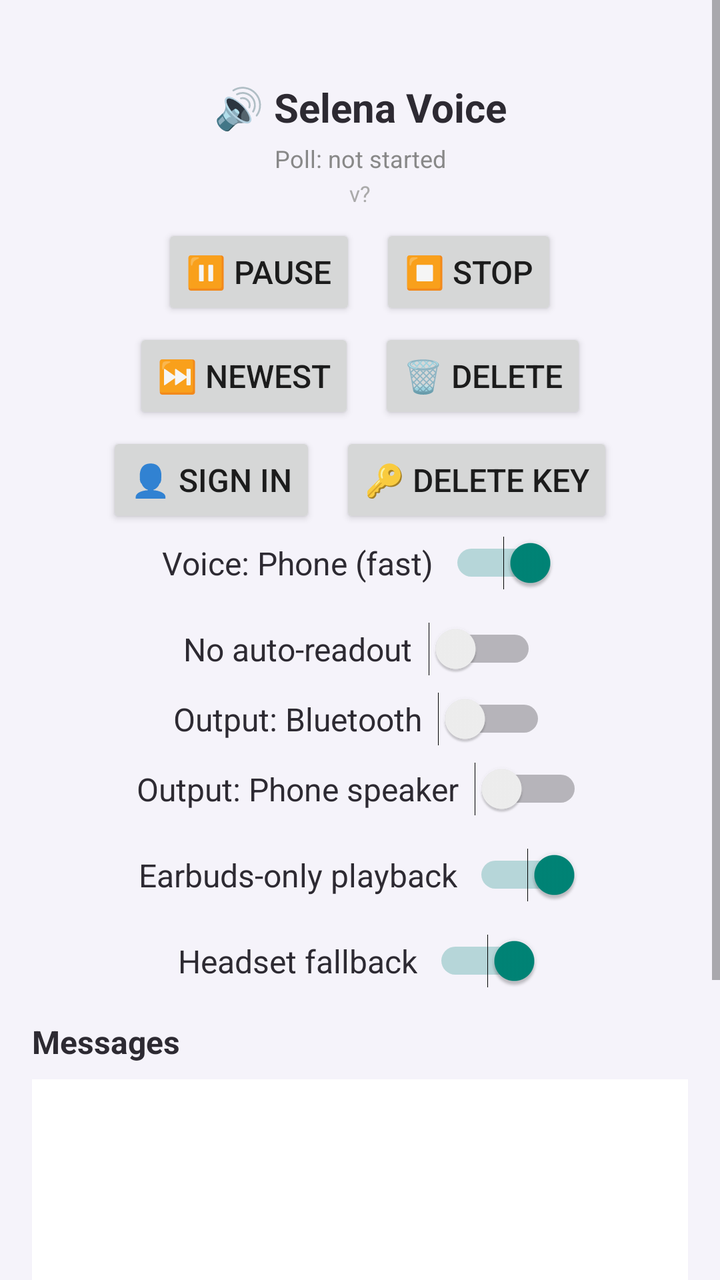
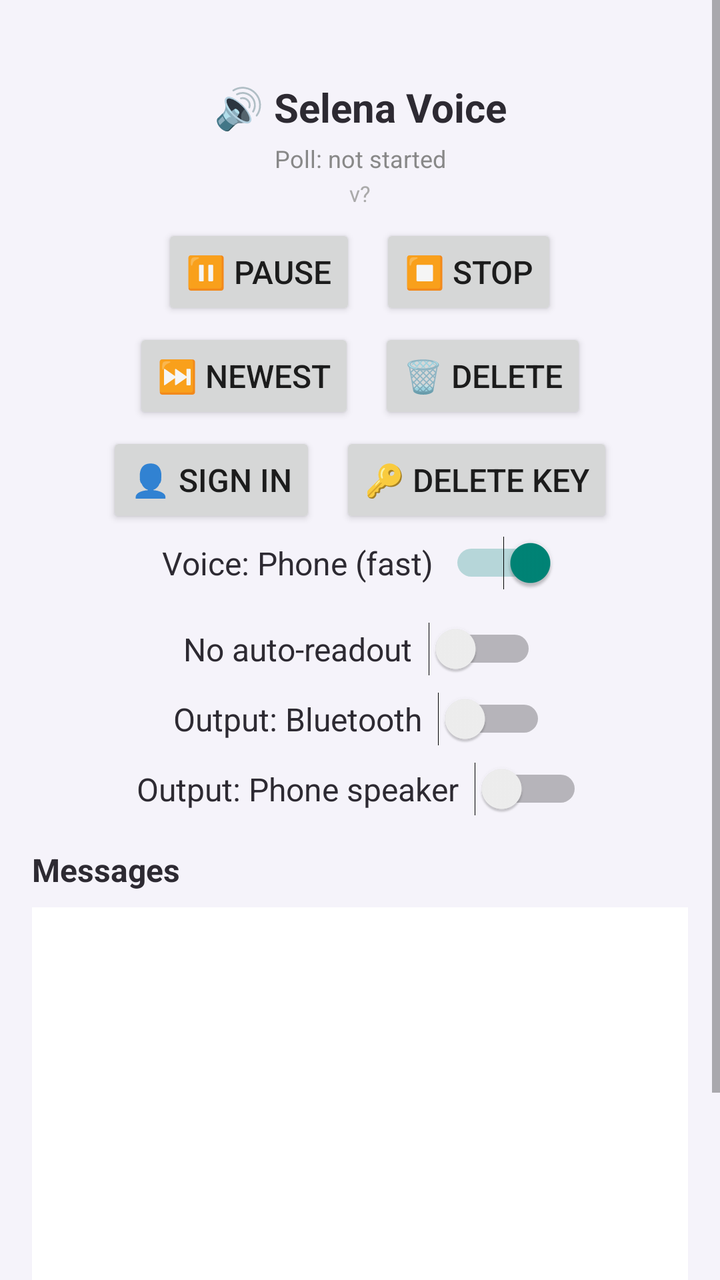

An Android layout rendered at two revisions. The XML below is the earlier revision; the diff shows what the commit changed to produce the second picture.
<!-- AndroidManifest.xml: application theme android:Theme.Material.Light.NoActionBar -->
<!-- res/layout/activity_main.xml -->
<?xml version="1.0" encoding="utf-8"?>
<ScrollView xmlns:android="http://schemas.android.com/apk/res/android"
    android:id="@+id/outerScroll"
    android:layout_width="match_parent"
    android:layout_height="match_parent"
    android:background="@color/selena_light"
    android:fillViewport="true">

<LinearLayout
    android:layout_width="match_parent"
    android:layout_height="wrap_content"
    android:orientation="vertical"
    android:padding="16dp">

    
    <TextView
        android:id="@+id/statusText"
        android:layout_width="match_parent"
        android:layout_height="wrap_content"
        android:text="🔊 Selena Voice"
        android:textSize="20sp"
        android:textStyle="bold"
        android:textColor="@color/selena_dark"
        android:gravity="center"
        android:paddingTop="24dp"
        android:paddingBottom="4dp" />

    
    <TextView
        android:id="@+id/pollStatusText"
        android:layout_width="match_parent"
        android:layout_height="wrap_content"
        android:text="Poll: not started"
        android:textSize="12sp"
        android:textColor="#888888"
        android:gravity="center"
        android:paddingBottom="2dp" />

    
    <TextView
        android:id="@+id/versionText"
        android:layout_width="match_parent"
        android:layout_height="wrap_content"
        android:text="v?"
        android:textSize="11sp"
        android:textColor="#AAAAAA"
        android:gravity="center"
        android:paddingBottom="8dp" />

    
    <Button
        android:id="@+id/updateBanner"
        android:layout_width="wrap_content"
        android:layout_height="wrap_content"
        android:layout_gravity="center"
        android:text="⬆️ Update available — tap to install"
        android:textSize="14sp"
        android:visibility="gone"
        android:backgroundTint="#2E7D32" />

    
    <LinearLayout
        android:layout_width="match_parent"
        android:layout_height="wrap_content"
        android:orientation="horizontal"
        android:gravity="center"
        android:paddingBottom="4dp">

        <Button
            android:id="@+id/pauseButton"
            android:layout_width="wrap_content"
            android:layout_height="wrap_content"
            android:text="⏸️ Pause"
            android:textSize="16sp"
            android:visibility="visible" />

        <Button
            android:id="@+id/stopButton"
            android:layout_width="wrap_content"
            android:layout_height="wrap_content"
            android:layout_marginStart="12dp"
            android:text="⏹️ Stop"
            android:textSize="16sp"
            android:visibility="visible" />
    </LinearLayout>

    <LinearLayout
        android:layout_width="match_parent"
        android:layout_height="wrap_content"
        android:orientation="horizontal"
        android:gravity="center"
        android:paddingBottom="4dp">

        <Button
            android:id="@+id/skipButton"
            android:layout_width="wrap_content"
            android:layout_height="wrap_content"
            android:text="⏭️ Newest"
            android:textSize="16sp"
            android:visibility="visible" />

        <Button
            android:id="@+id/deleteUnlockedButton"
            android:layout_width="wrap_content"
            android:layout_height="wrap_content"
            android:layout_marginStart="12dp"
            android:text="🗑️ Delete"
            android:textSize="16sp"
            android:visibility="visible" />
    </LinearLayout>

    
    <LinearLayout
        android:layout_width="match_parent"
        android:layout_height="wrap_content"
        android:orientation="horizontal"
        android:gravity="center"
        android:paddingBottom="4dp">

        <Button
            android:id="@+id/signInButton"
            android:layout_width="wrap_content"
            android:layout_height="wrap_content"
            android:text="👤 Sign in"
            android:textSize="16sp"
            android:visibility="visible" />

        <Button
            android:id="@+id/deleteKeyButton"
            android:layout_width="wrap_content"
            android:layout_height="wrap_content"
            android:layout_marginStart="12dp"
            android:text="🔑 Delete key"
            android:textSize="16sp"
            android:visibility="visible" />
    </LinearLayout>

    
    <LinearLayout
        android:layout_width="match_parent"
        android:layout_height="wrap_content"
        android:orientation="horizontal"
        android:gravity="center"
        android:paddingBottom="16dp">

        <TextView
            android:id="@+id/voiceModeLabel"
            android:layout_width="wrap_content"
            android:layout_height="wrap_content"
            android:text="Voice: Phone (fast)"
            android:textSize="16sp"
            android:textColor="@color/selena_dark"
            android:paddingEnd="8dp" />

        <Switch
            android:id="@+id/voiceModeSwitch"
            android:layout_width="wrap_content"
            android:layout_height="wrap_content"
            android:checked="true" />
    </LinearLayout>

    
    <LinearLayout
        android:layout_width="match_parent"
        android:layout_height="wrap_content"
        android:orientation="horizontal"
        android:gravity="center"
        android:paddingBottom="8dp">

        <TextView
            android:layout_width="wrap_content"
            android:layout_height="wrap_content"
            android:text="No auto-readout"
            android:textSize="16sp"
            android:textColor="@color/selena_dark"
            android:paddingEnd="8dp" />

        <Switch
            android:id="@+id/noReadoutSwitch"
            android:layout_width="wrap_content"
            android:layout_height="wrap_content"
            android:checked="false" />
    </LinearLayout>

    
    <LinearLayout
        android:layout_width="match_parent"
        android:layout_height="wrap_content"
        android:orientation="horizontal"
        android:gravity="center"
        android:paddingBottom="8dp">

        <TextView
            android:layout_width="wrap_content"
            android:layout_height="wrap_content"
            android:text="Output: Bluetooth"
            android:textSize="16sp"
            android:textColor="@color/selena_dark"
            android:paddingEnd="8dp" />

        <Switch
            android:id="@+id/btSwitch"
            android:layout_width="wrap_content"
            android:layout_height="wrap_content"
            android:checked="false" />
    </LinearLayout>

    <LinearLayout
        android:layout_width="match_parent"
        android:layout_height="wrap_content"
        android:orientation="horizontal"
        android:gravity="center"
        android:paddingBottom="16dp">

        <TextView
            android:layout_width="wrap_content"
            android:layout_height="wrap_content"
            android:text="Output: Phone speaker"
            android:textSize="16sp"
            android:textColor="@color/selena_dark"
            android:paddingEnd="8dp" />

        <Switch
            android:id="@+id/spkSwitch"
            android:layout_width="wrap_content"
            android:layout_height="wrap_content"
            android:checked="false" />
    </LinearLayout>

    
    <LinearLayout
        android:layout_width="match_parent"
        android:layout_height="wrap_content"
        android:orientation="horizontal"
        android:gravity="center"
        android:paddingBottom="16dp">

        <TextView
            android:layout_width="wrap_content"
            android:layout_height="wrap_content"
            android:text="Earbuds-only playback"
            android:textSize="16sp"
            android:textColor="@color/selena_dark"
            android:paddingEnd="8dp" />

        <Switch
            android:id="@+id/earbudsOnlySwitch"
            android:layout_width="wrap_content"
            android:layout_height="wrap_content"
            android:checked="true" />
    </LinearLayout>

    
    <LinearLayout
        android:layout_width="match_parent"
        android:layout_height="wrap_content"
        android:orientation="horizontal"
        android:gravity="center"
        android:paddingBottom="16dp">

        <TextView
            android:layout_width="wrap_content"
            android:layout_height="wrap_content"
            android:text="Headset fallback"
            android:textSize="16sp"
            android:textColor="@color/selena_dark"
            android:paddingEnd="8dp" />

        <Switch
            android:id="@+id/headsetFallbackSwitch"
            android:layout_width="wrap_content"
            android:layout_height="wrap_content"
            android:checked="true" />
    </LinearLayout>

    
    <TextView
        android:layout_width="match_parent"
        android:layout_height="wrap_content"
        android:text="Messages"
        android:textSize="16sp"
        android:textStyle="bold"
        android:textColor="@color/selena_dark"
        android:paddingBottom="8dp" />

    
    <LinearLayout
        android:id="@+id/messageList"
        android:layout_width="match_parent"
        android:layout_height="wrap_content"
        android:minHeight="280dp"
        android:orientation="vertical"
        android:background="#FFFFFF"
        android:padding="12dp" />

</LinearLayout>
</ScrollView>
<!-- resources referenced by this layout -->
<resources>
  <color name="selena_dark">#2D2A32</color>
  <color name="selena_light">#F5F3FA</color>
</resources>

<!-- the commit's change to res/layout/activity_main.xml (unified diff, before → after) -->
@@ -228,52 +228,6 @@
     </LinearLayout>
 
     
-    <LinearLayout
-        android:layout_width="match_parent"
-        android:layout_height="wrap_content"
-        android:orientation="horizontal"
-        android:gravity="center"
-        android:paddingBottom="16dp">
-
-        <TextView
-            android:layout_width="wrap_content"
-            android:layout_height="wrap_content"
-            android:text="Earbuds-only playback"
-            android:textSize="16sp"
-            android:textColor="@color/selena_dark"
-            android:paddingEnd="8dp" />
-
-        <Switch
-            android:id="@+id/earbudsOnlySwitch"
-            android:layout_width="wrap_content"
-            android:layout_height="wrap_content"
-            android:checked="true" />
-    </LinearLayout>
-
-    
-    <LinearLayout
-        android:layout_width="match_parent"
-        android:layout_height="wrap_content"
-        android:orientation="horizontal"
-        android:gravity="center"
-        android:paddingBottom="16dp">
-
-        <TextView
-            android:layout_width="wrap_content"
-            android:layout_height="wrap_content"
-            android:text="Headset fallback"
-            android:textSize="16sp"
-            android:textColor="@color/selena_dark"
-            android:paddingEnd="8dp" />
-
-        <Switch
-            android:id="@+id/headsetFallbackSwitch"
-            android:layout_width="wrap_content"
-            android:layout_height="wrap_content"
-            android:checked="true" />
-    </LinearLayout>
-
-    
     <TextView
         android:layout_width="match_parent"
         android:layout_height="wrap_content"
